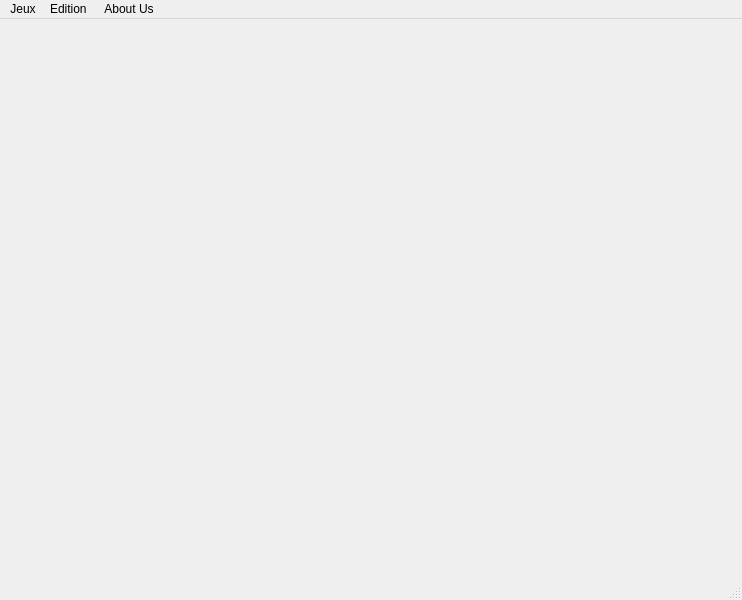
teriterance/projetinfo, file consoleApp/Jeux.ui: the form before one commit.
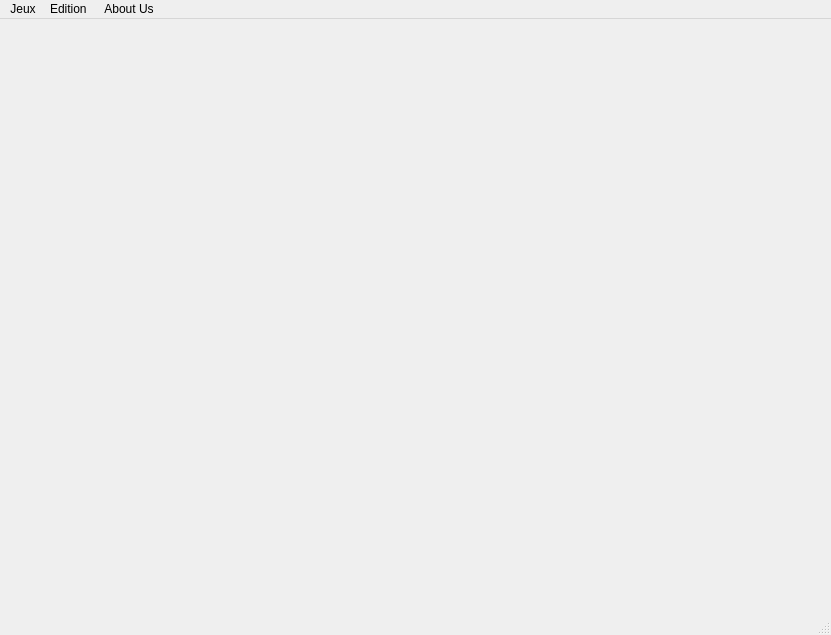
The form after the commit. Icons and pictures are not drawn.

Commit message: bon jeux

What changed in the file:
```diff
--- a/consoleApp/Jeux.ui
+++ b/consoleApp/Jeux.ui
@@ -6,8 +6,8 @@
    <rect>
     <x>0</x>
     <y>0</y>
-    <width>742</width>
-    <height>600</height>
+    <width>831</width>
+    <height>635</height>
    </rect>
   </property>
   <property name="windowTitle">
@@ -21,9 +21,9 @@
     <property name="geometry">
      <rect>
       <x>0</x>
-      <y>10</y>
-      <width>751</width>
-      <height>541</height>
+      <y>0</y>
+      <width>821</width>
+      <height>591</height>
      </rect>
     </property>
     <property name="autoFillBackground">
@@ -37,17 +37,17 @@
       <rect>
        <x>0</x>
        <y>0</y>
-       <width>731</width>
-       <height>391</height>
+       <width>821</width>
+       <height>511</height>
       </rect>
      </property>
      <widget class="QWidget" name="gridLayoutWidget">
       <property name="geometry">
        <rect>
-        <x>0</x>
-        <y>0</y>
-        <width>731</width>
-        <height>391</height>
+        <x>30</x>
+        <y>10</y>
+        <width>751</width>
+        <height>491</height>
        </rect>
       </property>
       <layout class="QGridLayout" name="gridLayout"/>
@@ -56,18 +56,18 @@
     <widget class="QWidget" name="joueur1" native="true">
      <property name="geometry">
       <rect>
-       <x>120</x>
-       <y>460</y>
+       <x>280</x>
+       <y>520</y>
        <width>531</width>
-       <height>80</height>
+       <height>71</height>
       </rect>
      </property>
     </widget>
     <widget class="QLabel" name="label">
      <property name="geometry">
       <rect>
-       <x>276</x>
-       <y>410</y>
+       <x>10</x>
+       <y>510</y>
        <width>161</width>
        <height>41</height>
       </rect>
@@ -83,7 +83,7 @@
     <rect>
      <x>0</x>
      <y>0</y>
-     <width>742</width>
+     <width>831</width>
      <height>22</height>
     </rect>
    </property>
```
The commit also changes 4 other files.
